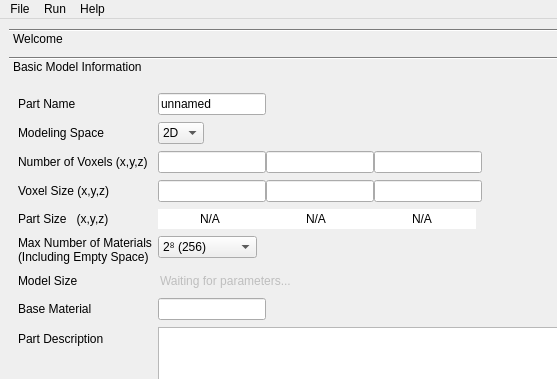
Before: the Qt Designer form gui/main_window.ui in mkhoshbin1/vcams, drawn with Qt 5; both pictures show x 0 to 557 and y 0 to 379 of the 715 by 760 pixel window.
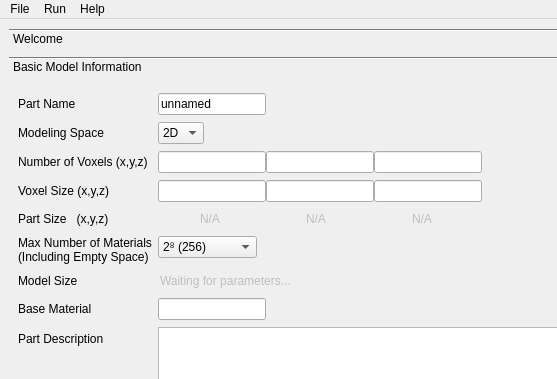
After: the same form once the commit is applied. The open tabs and pages were chosen to show the change. Custom widgets are drawn as their Qt base class.

Commit message: - fixed problems with dim_combo. - fixed size of part_name_field.

Patch:
```diff
--- a/gui/main_window.ui
+++ b/gui/main_window.ui
@@ -265,7 +265,7 @@
             <item>
              <widget class="QLineEdit" name="part_size_x_field">
               <property name="enabled">
-               <bool>true</bool>
+               <bool>false</bool>
               </property>
               <property name="sizePolicy">
                <sizepolicy hsizetype="Fixed" vsizetype="Fixed">
@@ -290,7 +290,7 @@
             <item>
              <widget class="QLineEdit" name="part_size_y_field">
               <property name="enabled">
-               <bool>true</bool>
+               <bool>false</bool>
               </property>
               <property name="sizePolicy">
                <sizepolicy hsizetype="Fixed" vsizetype="Fixed">
@@ -315,7 +315,7 @@
             <item>
              <widget class="QLineEdit" name="part_size_z_field">
               <property name="enabled">
-               <bool>true</bool>
+               <bool>false</bool>
               </property>
               <property name="sizePolicy">
                <sizepolicy hsizetype="Fixed" vsizetype="Fixed">
```
Left out of the diff: 51 changed lines with no effect on the pictures. The commit also changes 2 other files.
